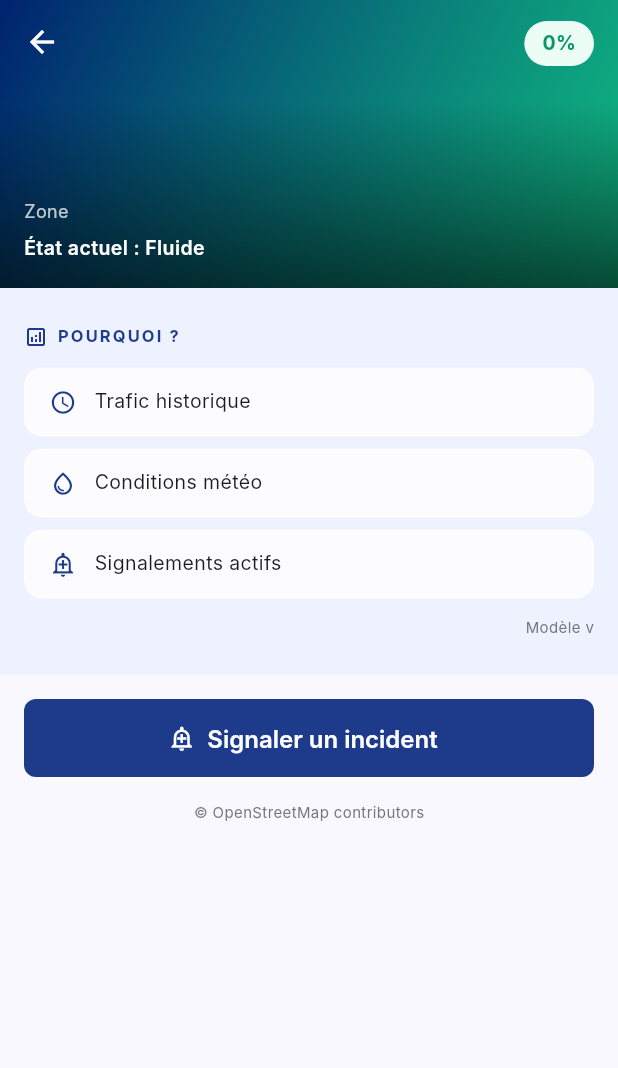
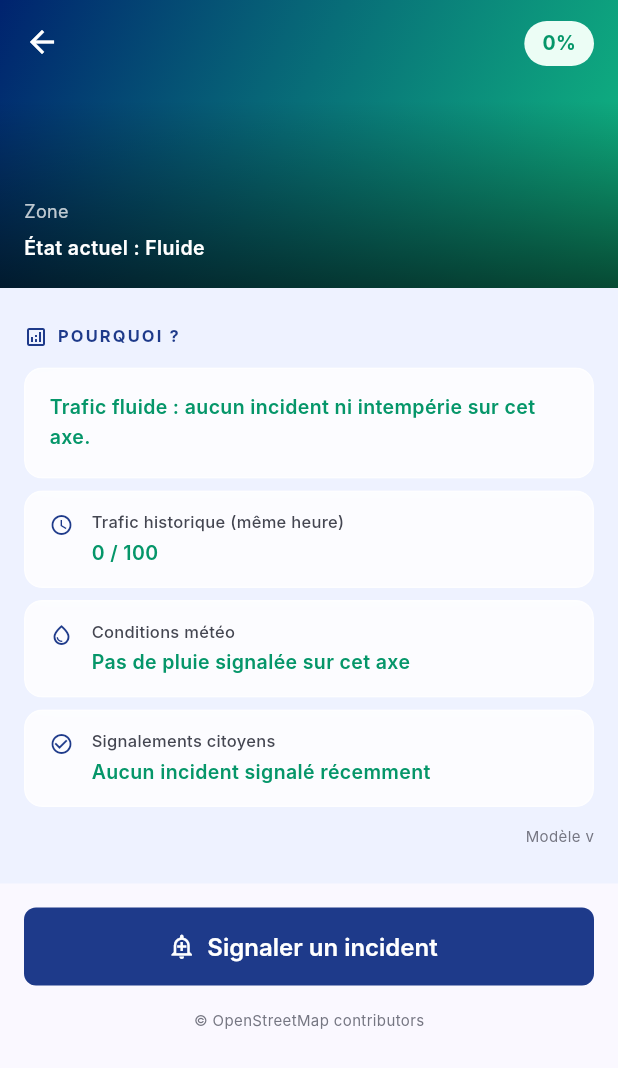
Before and after one commit to herverenard147/nexus-2, a Flutter app: the SegmentDetailScreen screen opened directly with empty values, on a phone screen of 412 x 824 dp. Shown: the top 1068 px of the screen. Run offline on Flutter 3.47's test engine with Material 3 defaults, Android fonts, the phone set to English and light mode, and no system bars; our stand-ins replace flutter_secure_storage, flutter_svg; accounts and stored records are empty.

Commit message:
Explication des scores : messages humains dans SegmentDetailScreen
Backend :
- predictor.py ajoute nb_signalements, delta_meteo_pts, delta_signalement_pts
  aux facteurs (deltas calculés, jamais les poids bruts)

Flutter :
- Phrase de synthèse en haut de la section POURQUOI ? en langage naturel
  (ex. "Trafic fluide : aucun incident ni intempérie sur cet axe")
- effet_meteo 'aucun'/'modéré'/'fort' → messages lisibles + impact en pts
- effet_signalement → "Aucun incident signalé" ou "N signalement(s) : +X pts"
- _GlassFactorCard redessiné en layout vertical (label subtitle + valeur)
  pour accueillir les descriptions longues sans débordement

Co-Authored-By: Claude Sonnet 4.6 <noreply@anthropic.com>

```diff
--- a/cityflow_app/lib/screens/segment_detail_screen.dart
+++ b/cityflow_app/lib/screens/segment_detail_screen.dart
@@ -104,6 +104,19 @@ class SegmentDetailScreen extends StatelessWidget {
                         ],
                       ),
                       const SizedBox(height: AppSpacing.sm),
+                      // Phrase de synthèse
+                      _GlassCard(
+                        child: Text(
+                          _synthesis(pred, niveau),
+                          style: TextStyle(
+                            fontFamily: 'Inter',
+                            fontSize: 13,
+                            fontWeight: FontWeight.w600,
+                            color: _badgeText[niveau],
+                          ),
+                        ),
+                      ),
+                      const SizedBox(height: AppSpacing.xs),
                       // Glass-cards des facteurs
                       _buildFactorCards(pred, niveau),
                       // Warning données insuffisantes
@@ -168,40 +181,74 @@ class SegmentDetailScreen extends StatelessWidget {
     );
   }
 
+  // ── Synthèse en langage naturel ──────────────────────────────────────────
+  String _synthesis(Prediction pred, int niveau) {
+    final meteo = pred.facteurs['effet_meteo'] as String? ?? 'aucun';
+    final nbSig = (pred.facteurs['nb_signalements'] as num?)?.toInt() ?? 0;
+
+    if (meteo == 'fort' && nbSig > 0) {
+      return 'Fortes pluies sur une zone inondable et $nbSig signalement${nbSig > 1 ? 's' : ''} en cours — circulation très dégradée.';
+    }
+    if (meteo == 'fort') {
+      return 'Fortes pluies sur une zone inondable — risque de blocage élevé.';
+    }
+    if (meteo == 'modéré' && nbSig > 0) {
+      return 'Pluies modérées et $nbSig signalement${nbSig > 1 ? 's' : ''} actif${nbSig > 1 ? 's' : ''} — trafic perturbé.';
+    }
+    if (meteo == 'modéré') {
+      return 'Pluies modérées en cours — impact sur la fluidité du trafic.';
+    }
+    if (nbSig > 0 && niveau == 2) {
+      return 'Circulation bloquée : $nbSig signalement${nbSig > 1 ? 's' : ''} citoyen${nbSig > 1 ? 's' : ''} actif${nbSig > 1 ? 's' : ''} sur cet axe.';
+    }
+    if (nbSig > 0) {
+      return '$nbSig signalement${nbSig > 1 ? 's' : ''} citoyen${nbSig > 1 ? 's' : ''} actif${nbSig > 1 ? 's' : ''} — trafic perturbé.';
+    }
+    if (niveau == 0) return 'Trafic fluide : aucun incident ni intempérie sur cet axe.';
+    if (niveau == 1) return 'Trafic dense : affluence habituelle à cette heure.';
+    return 'Circulation très chargée — évitez cet axe si possible.';
+  }
+
+  // ── Cartes de facteurs ────────────────────────────────────────────────────
   Widget _buildFactorCards(Prediction pred, int niveau) {
     final valueColor = _badgeText[niveau];
     final cards = <_FactorEntry>[];
 
-    final hist = pred.facteurs['historique_moyen'];
-    if (hist != null) {
+    // Historique
+    final hist = (pred.facteurs['historique_moyen'] as num?)?.toInt();
     cards.add(_FactorEntry(
       icon: Icons.schedule_outlined,
-          label: 'Trafic historique',
-          value: hist));
-    }
+      label: 'Trafic historique (même heure)',
+      value: hist != null ? '$hist / 100' : 'insuffisant',
+    ));
 
-    final meteo = pred.facteurs['effet_meteo'];
-    if (meteo != null) {
+    // Météo
+    final meteo = pred.facteurs['effet_meteo'] as String? ?? 'aucun';
+    final deltaMeteo = (pred.facteurs['delta_meteo_pts'] as num?)?.toInt() ?? 0;
+    final meteoMsg = switch (meteo) {
+      'fort' => 'Fortes pluies en cours${deltaMeteo > 0 ? ' : +$deltaMeteo pts' : ''}',
+      'modéré' => 'Pluies modérées${deltaMeteo > 0 ? ' : +$deltaMeteo pts' : ''}',
+      _ => 'Pas de pluie signalée sur cet axe',
+    };
     cards.add(_FactorEntry(
-          icon: Icons.water_drop_outlined,
+      icon: meteo == 'aucun'
+          ? Icons.wb_sunny_outlined
+          : Icons.water_drop_outlined,
       label: 'Conditions météo',
-          value: meteo));
-    }
+      value: meteoMsg,
+    ));
 
-    final sig = pred.facteurs['effet_signalement'];
-    if (sig != null) {
+    // Signalements
+    final nbSig = (pred.facteurs['nb_signalements'] as num?)?.toInt() ?? 0;
+    final deltaSig = (pred.facteurs['delta_signalement_pts'] as num?)?.toInt() ?? 0;
+    final sigMsg = nbSig == 0
+        ? 'Aucun incident signalé récemment'
+        : '$nbSig signalement${nbSig > 1 ? 's' : ''} actif${nbSig > 1 ? 's' : ''}${deltaSig > 0 ? ' : +$deltaSig pts' : ''}';
     cards.add(_FactorEntry(
-          icon: Icons.add_alert_outlined,
-          label: 'Signalements actifs',
-          value: sig));
-    }
-
-    if (cards.isEmpty) {
-      cards.add(_FactorEntry(
-          icon: Icons.bar_chart_outlined,
-          label: 'Score calculé',
-          value: '${pred.scorePredit}/100'));
-    }
+      icon: nbSig == 0 ? Icons.check_circle_outline : Icons.add_alert_outlined,
+      label: 'Signalements citoyens',
+      value: sigMsg,
+    ));
 
     return Column(
       children: [
@@ -257,21 +304,7 @@ class _GlassFactorCard extends StatelessWidget {
   final _FactorEntry entry;
   final Color valueColor;
 
-  const _GlassFactorCard(
-      {required this.entry, required this.valueColor});
-
-  String _format(dynamic v) {
-    if (v == null) return '—';
-    if (v is double) {
-      if (v == 0) return 'neutre';
-      final pct = (v * 100).round();
-      return pct > 0 ? '+$pct%' : '$pct%';
-    }
-    if (v is int) {
-      return v > 0 ? '+$v pts' : '$v pts';
-    }
-    return v.toString();
-  }
+  const _GlassFactorCard({required this.entry, required this.valueColor});
 
   @override
   Widget build(BuildContext context) {
@@ -280,6 +313,7 @@ class _GlassFactorCard extends StatelessWidget {
       child: BackdropFilter(
         filter: ui.ImageFilter.blur(sigmaX: 8, sigmaY: 8),
         child: Container(
+          width: double.infinity,
           padding: const EdgeInsets.symmetric(
               horizontal: AppSpacing.md, vertical: AppSpacing.sm),
           decoration: BoxDecoration(
@@ -288,26 +322,38 @@ class _GlassFactorCard extends StatelessWidget {
             border: Border.all(color: Colors.white.withValues(alpha: 0.6)),
           ),
           child: Row(
+            crossAxisAlignment: CrossAxisAlignment.start,
             children: [
-              Icon(entry.icon, size: 18, color: AppColors.primary),
+              Padding(
+                padding: const EdgeInsets.only(top: 2),
+                child: Icon(entry.icon, size: 16, color: AppColors.primary),
+              ),
               const SizedBox(width: AppSpacing.sm),
               Expanded(
-                child: Text(
+                child: Column(
+                  crossAxisAlignment: CrossAxisAlignment.start,
+                  children: [
+                    Text(
                       entry.label,
                       style: const TextStyle(
                         fontFamily: 'Inter',
-                    fontSize: 13,
-                    color: AppColors.onSurface,
+                        fontSize: 11,
+                        fontWeight: FontWeight.w500,
+                        color: AppColors.onSurfaceVariant,
+                        letterSpacing: 0.2,
                       ),
                     ),
-              ),
+                    const SizedBox(height: 2),
                     Text(
-                _format(entry.value),
+                      entry.value.toString(),
                       style: TextStyle(
                         fontFamily: 'Inter',
                         fontSize: 13,
-                  fontWeight: FontWeight.w700,
+                        fontWeight: FontWeight.w600,
                         color: valueColor,
+                      ),
+                    ),
+                  ],
                 ),
               ),
             ],
```
Also changed, not shown: 1 other file. Lines whose indentation alone changed are shown as unchanged.
